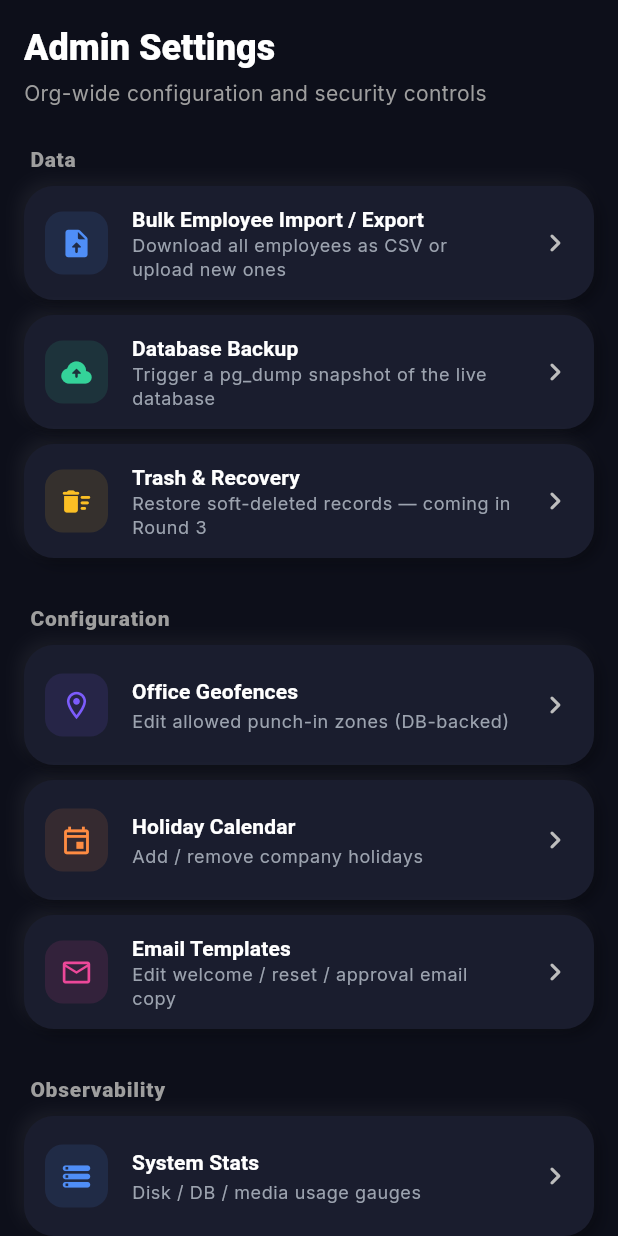
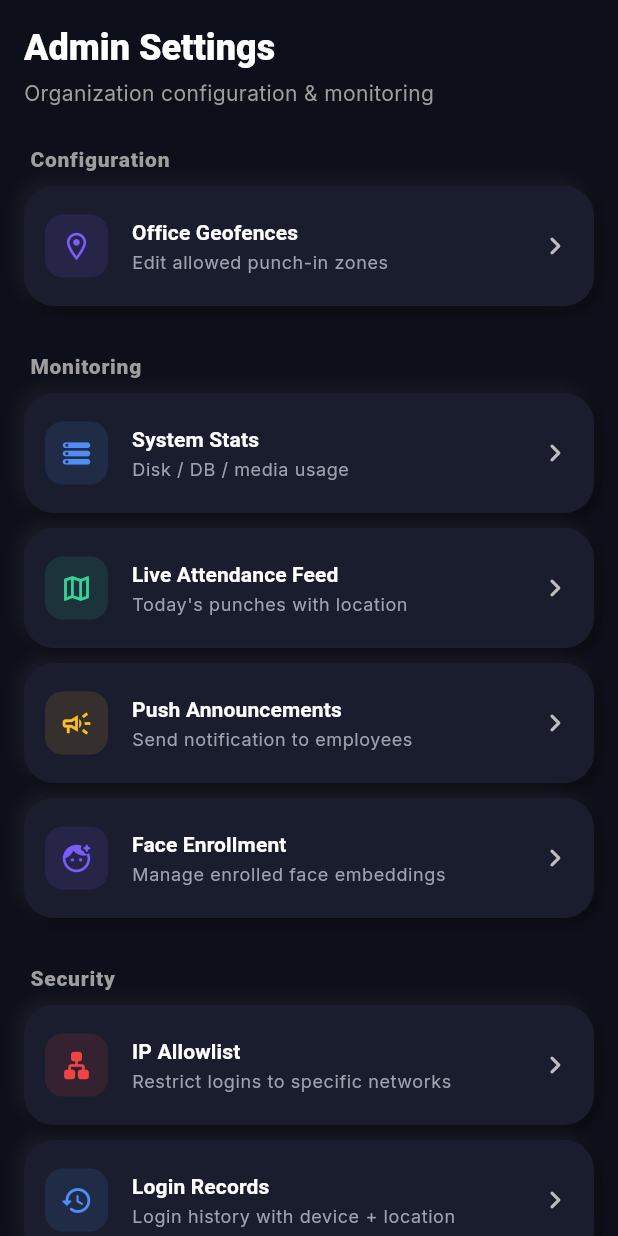
Before and after one commit to HemanthKumar52/HRMS-Demo, a Flutter app: the AdminSettingsScreen screen opened directly, on a phone screen of 412 x 824 dp. Run offline on Flutter 3.47's test engine with Material 3 defaults, Android fonts, the phone set to English and light mode, and no system bars; our stand-ins replace camera, device_info_plus, fl_chart, flutter_animate, flutter_local_notifications, geocoding and 6 more; missing offline and left inert: live_activities, pdfx; accounts and stored records are empty.

Commit message:
feat: strip admin settings, add app feedback popup
Admin Settings:
- Removed bulk import/export, DB backup, trash, holidays,
  email templates, webhooks, GDPR, retention, consent
- Kept: geofences, system stats, live feed, push, face enrollment,
  IP allowlist, login records

App Feedback:
- AppFeedback model (rating 1-5 + comment, unique per user+version)
- GET /feedback/check, POST /feedback/submit endpoints
- Shows on app background if not yet submitted for this version
- Dismissed today? Ask again tomorrow. Submitted? Never again.
- Star rating with animated scale + haptic + optional comment

```diff
--- a/lib/screens/admin/admin_settings_screen.dart
+++ b/lib/screens/admin/admin_settings_screen.dart
@@ -2,19 +2,11 @@ import 'package:flutter/material.dart';
 
 import '../../theme/app_theme.dart';
 import '../../widgets/neu_card.dart';
-import 'admin_backup_screen.dart';
-import 'admin_csv_employees_screen.dart';
-import 'admin_email_templates_screen.dart';
 import 'admin_geofences_screen.dart';
-import 'admin_holidays_screen.dart';
 import 'admin_round3_screens.dart';
 import 'admin_round4_screens.dart';
 
-/// Admin "Settings" tab — entry point for org-wide configuration:
-/// geofences, holidays, email templates, system stats, backups, etc.
-///
-/// Each tile navigates to a sub-screen. Sub-screens are added incrementally
-/// as the Tier 2 / Tier 3 / Tier 4 features land.
+/// Admin "Settings" tab — streamlined for core operational tools.
 class AdminSettingsScreen extends StatelessWidget {
   const AdminSettingsScreen({super.key});
 
@@ -35,79 +27,41 @@ class AdminSettingsScreen extends StatelessWidget {
             ),
             const SizedBox(height: 4),
             Text(
-              'Org-wide configuration and security controls',
+              'Organization configuration & monitoring',
               style: theme.textTheme.bodyMedium?.copyWith(color: Colors.grey),
             ),
             const SizedBox(height: 18),
 
-            _Section(label: 'Data'),
-            _Tile(
-              icon: Icons.upload_file_rounded,
-              color: AppColors.primary,
-              title: 'Bulk Employee Import / Export',
-              subtitle: 'Download all employees as CSV or upload new ones',
-              onTap: () => _open(context, const AdminCsvEmployeesScreen()),
-            ),
-            _Tile(
-              icon: Icons.backup_rounded,
-              color: AppColors.success,
-              title: 'Database Backup',
-              subtitle: 'Trigger a pg_dump snapshot of the live database',
-              onTap: () => _open(context, const AdminBackupScreen()),
-            ),
-            _Tile(
-              icon: Icons.delete_sweep_rounded,
-              color: AppColors.warning,
-              title: 'Trash & Recovery',
-              subtitle: 'Restore soft-deleted records — coming in Round 3',
-              onTap: () => _comingSoon(context, 'Trash recovery'),
-            ),
-
-            const SizedBox(height: 14),
             _Section(label: 'Configuration'),
             _Tile(
               icon: Icons.location_on_outlined,
               color: AppColors.secondary,
               title: 'Office Geofences',
-              subtitle: 'Edit allowed punch-in zones (DB-backed)',
+              subtitle: 'Edit allowed punch-in zones',
               onTap: () => _open(context, const AdminGeofencesScreen()),
-            ),
-            _Tile(
-              icon: Icons.event_outlined,
-              color: AppColors.orange,
-              title: 'Holiday Calendar',
-              subtitle: 'Add / remove company holidays',
-              onTap: () => _open(context, const AdminHolidaysScreen()),
-            ),
-            _Tile(
-              icon: Icons.email_outlined,
-              color: AppColors.pink,
-              title: 'Email Templates',
-              subtitle: 'Edit welcome / reset / approval email copy',
-              onTap: () => _open(context, const AdminEmailTemplatesScreen()),
             ),
 
             const SizedBox(height: 14),
-            _Section(label: 'Observability'),
+            _Section(label: 'Monitoring'),
             _Tile(
               icon: Icons.storage_rounded,
               color: AppColors.primary,
               title: 'System Stats',
-              subtitle: 'Disk / DB / media usage gauges',
+              subtitle: 'Disk / DB / media usage',
               onTap: () => _open(context, const AdminSystemStatsScreen()),
             ),
             _Tile(
               icon: Icons.map_outlined,
               color: AppColors.success,
               title: 'Live Attendance Feed',
-              subtitle: "See today's punches with lat/lng",
+              subtitle: "Today's punches with location",
               onTap: () => _open(context, const AdminLiveActivityScreen()),
             ),
             _Tile(
               icon: Icons.campaign_outlined,
               color: AppColors.warning,
               title: 'Push Announcements',
-              subtitle: 'Send a notification to a filtered audience',
+              subtitle: 'Send notification to employees',
               onTap: () => _open(context, const AdminPushCampaignScreen()),
             ),
             _Tile(
@@ -117,13 +71,6 @@ class AdminSettingsScreen extends StatelessWidget {
               subtitle: 'Manage enrolled face embeddings',
               onTap: () => _open(context, const AdminFaceEnrollmentsScreen()),
             ),
-            _Tile(
-              icon: Icons.webhook_rounded,
-              color: AppColors.orange,
-              title: 'Webhooks',
-              subtitle: 'Fire HTTP POSTs on approve/reject/punch events',
-              onTap: () => _open(context, const AdminWebhooksScreen()),
-            ),
 
             const SizedBox(height: 14),
             _Section(label: 'Security'),
@@ -131,39 +78,15 @@ class AdminSettingsScreen extends StatelessWidget {
               icon: Icons.lan_rounded,
               color: AppColors.danger,
               title: 'IP Allowlist',
-              subtitle: 'Restrict logins to specific networks (CIDR)',
+              subtitle: 'Restrict logins to specific networks',
               onTap: () => _open(context, const AdminAllowedIpsScreen()),
             ),
             _Tile(
               icon: Icons.history_rounded,
               color: AppColors.primary,
               title: 'Login Records',
-              subtitle: 'Per-login lat/lng + place + device + IP feed',
+              subtitle: 'Login history with device + location',
               onTap: () => _open(context, const AdminLoginRecordsScreen()),
-            ),
-
-            const SizedBox(height: 14),
-            _Section(label: 'Compliance'),
-            _Tile(
-              icon: Icons.shield_outlined,
-              color: AppColors.primary,
-              title: 'GDPR Tools',
-              subtitle: 'Per-user export + right-to-be-forgotten',
-              onTap: () => _open(context, const AdminGdprToolsScreen()),
-            ),
-            _Tile(
-              icon: Icons.policy_outlined,
-              color: AppColors.warning,
-              title: 'Retention Policies',
-              subtitle: 'Auto-purge old attendance / audit data',
-              onTap: () => _open(context, const AdminRetentionPoliciesScreen()),
-            ),
-            _Tile(
-              icon: Icons.gavel_outlined,
-              color: AppColors.success,
-              title: 'Consent Ledger',
-              subtitle: 'Per-user T&Cs acceptance history',
-              onTap: () => _open(context, const AdminConsentLedgerScreen()),
             ),
           ],
         ),
@@ -173,18 +96,6 @@ class AdminSettingsScreen extends StatelessWidget {
 
   void _open(BuildContext context, Widget screen) {
     Navigator.of(context).push(MaterialPageRoute<void>(builder: (_) => screen));
-  }
-
-  void _comingSoon(BuildContext context, String label) {
-    ScaffoldMessenger.of(context).showSnackBar(
-      SnackBar(
-        content: Text('$label — landing in a follow-up round'),
-        backgroundColor: AppColors.primary,
-        behavior: SnackBarBehavior.floating,
-        shape: RoundedRectangleBorder(borderRadius: BorderRadius.circular(10)),
-        duration: const Duration(seconds: 2),
-      ),
-    );
   }
 }
 
--- a/lib/screens/shell_screen.dart
+++ b/lib/screens/shell_screen.dart
@@ -9,6 +9,7 @@ import '../services/notification_service.dart';
 import '../utils/platform_adaptive.dart';
 import '../widgets/bottom_nav.dart';
 import '../widgets/dynamic_island.dart';
+import '../widgets/feedback_popup.dart';
 import '../theme/app_theme.dart';
 // Admin screens are now accessed via AdminPanelScreen from the dashboard.
 import 'attendance/attendance_screen.dart';
@@ -53,9 +54,12 @@ class _ShellScreenState extends State<ShellScreen> with WidgetsBindingObserver {
 
   @override
   void didChangeAppLifecycleState(AppLifecycleState state) {
-    // When app comes back to foreground, refresh attendance status
     if (state == AppLifecycleState.resumed && mounted) {
       context.read<AppProvider>().fetchDashboardData();
+    }
+    // Show feedback popup when user is leaving the app.
+    if (state == AppLifecycleState.inactive && mounted) {
+      FeedbackManager.maybeShowFeedback(context);
     }
   }
 
```
Also changed, not shown: lib/services/api_service.dart (+18 -0 lines), lib/widgets/feedback_popup.dart (added, +271 -0 lines), 4 other files.
